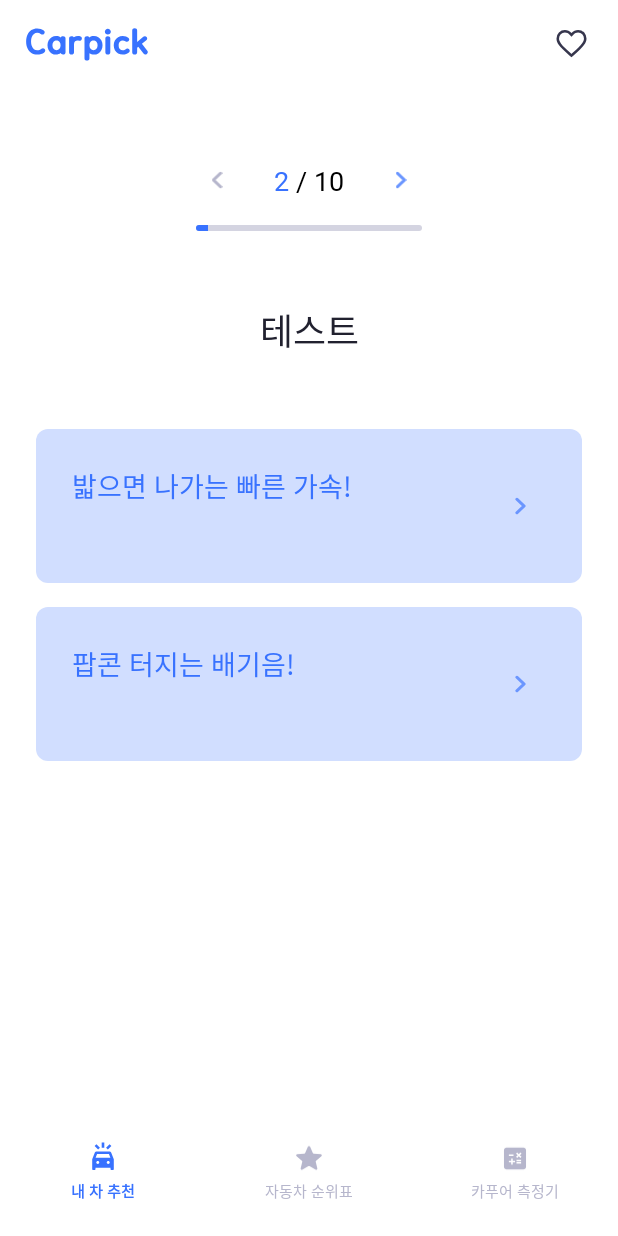
After one commit to bsideproject/17_5_android, an Android app built with Jetpack Compose: the fragment CarpickDetailQnaFragment placed in its activity, on a phone screen of 412 x 824 dp. The commit adds this screen. Run offline under Robolectric (Android 15) with nearby library versions, the phone set to English and light mode, and no system bars; our stand-ins replace Dagger/Hilt's generated code, Room's generated code; pictures from the network do not load.

Commit message:
클릭시작업중

```diff
--- /dev/null
+++ b/app/src/main/java/com/carpick/carpickapp/ClickListener.kt
@@ -0,0 +1,7 @@
+package com.carpick.carpickapp
+
+import com.carpick.carpickapp.model.TestModel
+
+interface ClickListener {
+    fun click(item : TestModel)
+}
--- a/app/src/main/java/com/carpick/carpickapp/model/TestModel.kt
+++ b/app/src/main/java/com/carpick/carpickapp/model/TestModel.kt
@@ -2,10 +2,11 @@ package com.carpick.carpickapp.model
 
 import androidx.room.Entity
 import androidx.room.PrimaryKey
+import java.io.Serializable
 
 @Entity(tableName = "wish_list_car")
 data class TestModel(
     @PrimaryKey
     val id : Int,
     val testData : String = "test"
-)
+) :Serializable
--- /dev/null
+++ b/app/src/main/java/com/carpick/carpickapp/screen/fragment/CarpickDetailQnaFragment.kt
@@ -0,0 +1,130 @@
+package com.carpick.carpickapp.screen.fragment
+
+import android.os.Bundle
+import android.util.Log
+import android.view.LayoutInflater
+import android.view.View
+import android.view.ViewGroup
+import androidx.activity.addCallback
+import com.carpick.carpickapp.ClickListener
+import com.carpick.carpickapp.databinding.FragmentCarpickDetailQnaBinding
+import com.carpick.carpickapp.model.TestModel
+import com.carpick.carpickapp.ui.adapter.AnswerLessAdapter
+import com.carpick.carpickapp.util.setOnSingleClickListener
+
+
+class CarpickDetailQnaFragment : BaseFragment<FragmentCarpickDetailQnaBinding>() {
+    private var nowPage = 2
+    private var totalPage = 10 // api 나오면 수정
+    private var answerLessAdapter: AnswerLessAdapter? = null
+    private var testResult = ArrayList<ArrayList<TestModel>>()
+    private var testModel1 = ArrayList<TestModel>()
+    private var testModel2 = ArrayList<TestModel>()
+    private var testModel3 = ArrayList<TestModel>()
+
+    private var answerPage = arrayListOf<Int>()
+    override fun onViewCreated(view: View, savedInstanceState: Bundle?) {
+        super.onViewCreated(view, savedInstanceState)
+
+        initView()
+        initListener()
+    }
+
+    private fun initView() {
+        testModel1.add(TestModel(id=1, testData = "밟으면 나가는 빠른 가속!"))
+        testModel1.add(TestModel(id=2, testData = "팝콘 터지는 배기음!"))
+
+        testModel2.add(TestModel(id=3, testData = "시내 주행"))
+        testModel2.add(TestModel(id=4, testData = "장거리 운행"))
+
+        testModel3.add(TestModel(id=3, testData = "시내 주행1"))
+        testModel3.add(TestModel(id=4, testData = "장거리 운행1"))
+
+        testResult.add(testModel1)
+        testResult.add(testModel2)
+        testResult.add(testModel3)
+
+        binding.run {
+            answerLessAdapter = AnswerLessAdapter()
+            rvAnswer.adapter = answerLessAdapter
+            answerLessAdapter?.submitList(testModel1)
+
+            roundProgressBar.progress = totalPage / nowPage
+            tvNowQnaPos.text = "$nowPage "
+
+            answerPage.add(nowPage)
+            answerLessAdapter?.setClickListener(object : ClickListener {
+                override fun click(item: TestModel) {
+                    nowPage++
+
+                    tvNowQnaPos.text = "$nowPage "
+
+                    val progressBarValue = nowPage * 100 / totalPage
+                    roundProgressBar.progress = progressBarValue
+
+                    if(nowPage == 3) {
+                        answerLessAdapter?.test(answerPage, nowPage)
+                        answerLessAdapter?.submitList(testResult[1])
+                    }else if(nowPage == 4){
+                        answerLessAdapter?.test(answerPage, nowPage)
+                        answerLessAdapter?.submitList(testResult[2])
+                    }else{}
+                }
+            })
+        }
+    }
+
+    private fun initListener() {
+        binding.run {
+            requireActivity().onBackPressedDispatcher.addCallback(viewLifecycleOwner) {
+                if(nowPage > 2) {
+                    nowPage--
+                    val progressBarValue = nowPage * 100 / totalPage
+                    roundProgressBar.progress = progressBarValue
+
+
+                    tvNowQnaPos.text = "$nowPage "
+                    if(nowPage == 3) {
+                        answerLessAdapter?.test(answerPage, nowPage)
+                        answerLessAdapter?.submitList(testResult[1])
+                    }else if(nowPage == 2){
+                        answerLessAdapter?.test(answerPage, nowPage)
+                        answerLessAdapter?.submitList(testResult[0])
+                    }else{}
+                }else {
+                    val fragmentManager = requireActivity().supportFragmentManager
+
+                    fragmentManager.popBackStackImmediate()
+                }
+            }
+
+
+            btnNext.setOnSingleClickListener {
+                if (nowPage < totalPage) {
+                    nowPage++
+                    tvNowQnaPos.text = "$nowPage "
+
+                    val progressBarValue = nowPage * 100 / totalPage
+                    roundProgressBar.progress = progressBarValue
+                }
+            }
+
+            btnPrev.setOnSingleClickListener {
+                if (nowPage > 1) {
+                    nowPage--
+                    tvNowQnaPos.text = "$nowPage "
+
+                    val progressBarValue = nowPage * 100 / totalPage
+                    roundProgressBar.progress = progressBarValue
+
+                }
+            }
+        }
+    }
+    override fun inflateBinding(
+        inflater: LayoutInflater,
+        container: ViewGroup?
+    ): FragmentCarpickDetailQnaBinding {
+        return FragmentCarpickDetailQnaBinding.inflate(layoutInflater)
+    }
+}
--- /dev/null
+++ b/app/src/main/java/com/carpick/carpickapp/ui/adapter/AnswerLessAdapter.kt
@@ -0,0 +1,126 @@
+package com.carpick.carpickapp.ui.adapter
+
+import android.annotation.SuppressLint
+import android.content.res.ColorStateList
+import android.util.Log
+import android.view.LayoutInflater
+import android.view.ViewGroup
+import androidx.core.content.ContextCompat
+import androidx.recyclerview.widget.DiffUtil
+import androidx.recyclerview.widget.ListAdapter
+import androidx.recyclerview.widget.RecyclerView
+import com.carpick.carpickapp.ClickListener
+import com.carpick.carpickapp.R
+import com.carpick.carpickapp.databinding.ItemLessAnswerBinding
+import com.carpick.carpickapp.model.TestModel
+
+class AnswerLessAdapter : ListAdapter<TestModel, AnswerLessAdapter.AnswerViewHolder>(
+    object : DiffUtil.ItemCallback<TestModel>() {
+        override fun areItemsTheSame(oldItem: TestModel, newItem: TestModel): Boolean {
+            return oldItem == newItem
+        }
+
+        @SuppressLint("DiffUtilEquals")
+        override fun areContentsTheSame(oldItem: TestModel, newItem: TestModel): Boolean {
+            return oldItem == newItem
+        }
+    }
+) {
+
+    private var listener: ClickListener? = null
+
+    override fun onCreateViewHolder(parent: ViewGroup, viewType: Int): AnswerViewHolder {
+        return AnswerViewHolder(
+            ItemLessAnswerBinding.inflate(LayoutInflater.from(parent.context), parent, false)
+        )
+    }
+
+    override fun onBindViewHolder(holder: AnswerViewHolder, position: Int) {
+        holder.bind(getItem(position))
+    }
+
+    fun clearSelection() {
+        val previousSelectedPosition = selectedPosition
+        selectedPosition = RecyclerView.NO_POSITION
+        notifyItemChanged(previousSelectedPosition)
+    }
+
+    private var answerPage = arrayListOf<Int>()
+    private var nowPage = -1
+    fun test(answerPage : ArrayList<Int>, nowPage: Int) {
+        this.answerPage = answerPage
+        this.nowPage = nowPage
+    }
+    fun setClickListener(param: ClickListener) {
+        listener = param
+    }
+
+    private var selectedPosition = RecyclerView.NO_POSITION
+
+    inner class AnswerViewHolder(
+        private val binding: ItemLessAnswerBinding
+    ) : RecyclerView.ViewHolder(binding.root) {
+        private var item: TestModel? = null
+
+        init {
+            binding.root.setOnClickListener {
+                val clickedPosition = adapterPosition
+
+                if (selectedPosition != RecyclerView.NO_POSITION) {
+
+                    notifyItemChanged(selectedPosition)
+                }
+
+                binding.clAnswerList.backgroundTintList = ColorStateList.valueOf(ContextCompat.getColor(binding.root.context, R.color.color_eaf0ff))
+                binding.tvAnswer.setTextColor(ContextCompat.getColor(binding.root.context, R.color.color_84abff))
+
+                // 선택된 항목의 위치 갱신
+                selectedPosition = clickedPosition
+
+                item?.let { listener?.click(it) }
+            }
+        }
+
+        fun bind(item: TestModel) {
+            this.item = item
+
+            binding.tvAnswer.text = item.testData
+
+            binding.clAnswerList.backgroundTintList = ColorStateList.valueOf(ContextCompat.getColor(binding.root.context, R.color.color_d1deff))
+            binding.tvAnswer.setTextColor(ContextCompat.getColor(binding.root.context, R.color.color_3872ff))
+
+
+            Log.e("ljy", "dd $answerPage $nowPage")
+            if(answerPage.contains(nowPage)) {
+                Log.e("ljy", "여기 $answerPage $nowPage")
+                if (adapterPosition == selectedPosition) {
+                    binding.clAnswerList.backgroundTintList = ColorStateList.valueOf(
+                        ContextCompat.getColor(
+                            binding.root.context,
+                            R.color.color_eaf0ff
+                        )
+                    )
+                    binding.tvAnswer.setTextColor(
+                        ContextCompat.getColor(
+                            binding.root.context,
+                            R.color.color_84abff
+                        )
+                    )
+                } else {
+                    binding.clAnswerList.backgroundTintList = ColorStateList.valueOf(
+                        ContextCompat.getColor(
+                            binding.root.context,
+                            R.color.color_d1deff
+                        )
+                    )
+                    binding.tvAnswer.setTextColor(
+                        ContextCompat.getColor(
+                            binding.root.context,
+                            R.color.color_3872ff
+                        )
+                    )
+                }
+            }
+        }
+    }
+}
--- /dev/null
+++ b/app/src/main/res/drawable/bg_round_d1deff_8dp.xml
@@ -0,0 +1,6 @@
+<?xml version="1.0" encoding="utf-8"?>
+<shape xmlns:android="http://schemas.android.com/apk/res/android">
+    <solid android:color="@color/color_d1deff"/>
+    <corners
+        android:radius="8dp"/>
+</shape>
--- /dev/null
+++ b/app/src/main/res/layout/fragment_carpick_detail_qna.xml
@@ -0,0 +1,134 @@
+<?xml version="1.0" encoding="utf-8"?>
+<androidx.constraintlayout.widget.ConstraintLayout xmlns:android="http://schemas.android.com/apk/res/android"
+    xmlns:app="http://schemas.android.com/apk/res-auto"
+    xmlns:tools="http://schemas.android.com/tools"
+    android:layout_width="match_parent"
+    android:layout_height="match_parent"
+    android:background="@color/white">
+
+    <include
+        android:id="@+id/title_layout"
+        layout="@layout/title_layout"
+        app:layout_constraintEnd_toEndOf="parent"
+        app:layout_constraintStart_toStartOf="parent"
+        app:layout_constraintTop_toTopOf="parent" />
+
+    <androidx.core.widget.NestedScrollView
+        android:layout_width="match_parent"
+        android:layout_height="0dp"
+        app:layout_constraintBottom_toBottomOf="parent"
+        app:layout_constraintEnd_toEndOf="parent"
+        app:layout_constraintStart_toStartOf="parent"
+        app:layout_constraintTop_toBottomOf="@id/title_layout">
+
+        <androidx.constraintlayout.widget.ConstraintLayout
+            android:layout_width="match_parent"
+            android:layout_height="wrap_content">
+
+            <androidx.constraintlayout.widget.ConstraintLayout
+                android:id="@+id/cl_qna_pos"
+                android:layout_width="wrap_content"
+                android:layout_height="wrap_content"
+                android:layout_marginTop="48dp"
+                app:layout_constraintEnd_toEndOf="parent"
+                app:layout_constraintStart_toStartOf="parent"
+                app:layout_constraintTop_toTopOf="parent">
+
+                <androidx.appcompat.widget.AppCompatImageView
+                    android:id="@+id/btn_prev"
+                    android:layout_width="0dp"
+                    android:layout_height="wrap_content"
+                    android:src="@drawable/ic_list_prev"
+                    android:paddingTop="8dp"
+                    android:paddingBottom="8dp"
+                    android:paddingStart="10dp"
+                    android:paddingEnd="10dp"
+                    app:layout_constraintDimensionRatio="24:24"
+                    app:layout_constraintStart_toStartOf="parent"
+                    app:layout_constraintTop_toTopOf="@id/tv_now_qna_pos"
+                    app:layout_constraintBottom_toBottomOf="@id/tv_now_qna_pos"/>
+
+                <androidx.appcompat.widget.AppCompatTextView
+                    android:id="@+id/tv_now_qna_pos"
+                    android:layout_width="wrap_content"
+                    android:layout_height="wrap_content"
+                    android:layout_marginStart="24dp"
+                    android:fontFamily="@font/pretendard_bold"
+                    android:text="1 "
+                    android:textColor="@color/color_3872ff"
+                    android:textSize="18dp"
+                    app:layout_constraintTop_toTopOf="parent"
+                    app:layout_constraintBottom_toBottomOf="parent"
+                    app:layout_constraintStart_toEndOf="@id/btn_prev" />
+
+                <androidx.appcompat.widget.AppCompatTextView
+                    android:id="@+id/tv_total_qna_pos"
+                    android:layout_width="wrap_content"
+                    android:layout_height="wrap_content"
+                    android:fontFamily="@font/pretendard_bold"
+                    android:text="/ 10"
+                    android:textColor="@color/black"
+                    android:textSize="18dp"
+                    app:layout_constraintBottom_toBottomOf="@id/tv_now_qna_pos"
+                    app:layout_constraintStart_toEndOf="@id/tv_now_qna_pos"
+                    app:layout_constraintTop_toTopOf="@id/tv_now_qna_pos" />
+
+                <androidx.appcompat.widget.AppCompatImageView
+                    android:id="@+id/btn_next"
+                    android:layout_width="0dp"
+                    android:layout_height="wrap_content"
+                    android:layout_marginStart="24dp"
+                    android:src="@drawable/ic_list_next"
+                    android:paddingTop="8dp"
+                    android:paddingBottom="8dp"
+                    android:paddingStart="10dp"
+                    android:paddingEnd="10dp"
+                    app:layout_constraintBottom_toBottomOf="@id/btn_prev"
+                    app:layout_constraintDimensionRatio="24:24"
+                    app:layout_constraintStart_toEndOf="@id/tv_total_qna_pos"
+                    app:layout_constraintTop_toTopOf="@id/btn_prev" />
+            </androidx.constraintlayout.widget.ConstraintLayout>
+
+            <ProgressBar
+                android:id="@+id/roundProgressBar"
+                style="?android:attr/progressBarStyleHorizontal"
+                android:layout_width="0dp"
+                android:layout_height="4dp"
+                android:layout_marginTop="16dp"
+                android:progress="10"
+                android:progressDrawable="@drawable/background_progress"
+                app:layout_constraintEnd_toEndOf="@id/cl_qna_pos"
+                app:layout_constraintStart_toStartOf="@id/cl_qna_pos"
+                app:layout_constraintTop_toBottomOf="@id/cl_qna_pos" />
+
+            <androidx.appcompat.widget.AppCompatTextView
+                android:id="@+id/tv_qna_title"
+                android:layout_width="wrap_content"
+                android:layout_height="wrap_content"
+                android:layout_marginTop="48dp"
+                android:fontFamily="@font/pretendard_bold"
+                android:text="테스트"
+                android:textColor="@color/color_21212f"
+                android:textSize="24dp"
+                app:layout_constraintEnd_toEndOf="parent"
+                app:layout_constraintStart_toStartOf="parent"
+                app:layout_constraintTop_toBottomOf="@id/roundProgressBar" />
+
+            <androidx.recyclerview.widget.RecyclerView
+                android:id="@+id/rv_answer"
+                android:layout_width="match_parent"
+                android:layout_height="match_parent"
+                android:layout_marginStart="24dp"
+                android:layout_marginTop="32dp"
+                android:layout_marginEnd="24dp"
+                android:layout_marginBottom="52dp"
+                android:nestedScrollingEnabled="false"
+                app:layoutManager="androidx.recyclerview.widget.LinearLayoutManager"
+                app:layout_constraintBottom_toBottomOf="parent"
+                app:layout_constraintEnd_toEndOf="parent"
+                app:layout_constraintStart_toStartOf="parent"
+                app:layout_constraintTop_toBottomOf="@id/tv_qna_title"
+                tools:listitem="@layout/item_less_answer" />
+        </androidx.constraintlayout.widget.ConstraintLayout>
+    </androidx.core.widget.NestedScrollView>
+</androidx.constraintlayout.widget.ConstraintLayout>
--- /dev/null
+++ b/app/src/main/res/layout/item_less_answer.xml
@@ -0,0 +1,62 @@
+<?xml version="1.0" encoding="utf-8"?>
+<androidx.constraintlayout.widget.ConstraintLayout
+    android:id="@+id/cl_answer_list"
+    xmlns:android="http://schemas.android.com/apk/res/android"
+    xmlns:tools="http://schemas.android.com/tools"
+    xmlns:app="http://schemas.android.com/apk/res-auto"
+    android:layout_width="match_parent"
+    android:layout_height="wrap_content"
+    android:background="@drawable/bg_round_d1deff_8dp"
+    android:layout_marginTop="16dp">
+
+    <androidx.constraintlayout.widget.ConstraintLayout
+        android:id="@+id/cl_title"
+        android:layout_width="0dp"
+        android:layout_height="wrap_content"
+        android:layout_marginTop="24dp"
+        android:layout_marginStart="24dp"
+        android:layout_marginBottom="24dp"
+        android:layout_marginEnd="8dp"
+        app:layout_constraintEnd_toStartOf="@+id/iv_arrow"
+        app:layout_constraintBottom_toBottomOf="parent"
+        app:layout_constraintTop_toTopOf="parent"
+        app:layout_constraintStart_toStartOf="parent">
+    <androidx.appcompat.widget.AppCompatTextView
+        android:id="@+id/tv_answer"
+        android:layout_width="wrap_content"
+        android:layout_height="wrap_content"
+        tools:text="시내주행"
+        android:textSize="18dp"
+        android:textColor="@color/color_3872ff"
+        android:fontFamily="@font/pretendard_bold"
+        app:layout_constraintTop_toTopOf="parent"
+        app:layout_constraintStart_toStartOf="parent"/>
+
+    <androidx.appcompat.widget.AppCompatTextView
+        android:id="@+id/tv_sub_title"
+        android:layout_width="wrap_content"
+        android:layout_height="wrap_content"
+        tools:text="단거리 출퇴근, 아이 등하교 등"
+        android:textSize="14dp"
+        android:fontFamily="@font/pretendard_regular"
+        android:textColor="@color/color_84abff"
+        android:layout_marginTop="8dp"
+        app:layout_constraintTop_toBottomOf="@id/tv_answer"
+        app:layout_constraintStart_toStartOf="@id/tv_answer"/>
+
+    </androidx.constraintlayout.widget.ConstraintLayout>
+
+    <androidx.appcompat.widget.AppCompatImageView
+        android:id="@+id/iv_arrow"
+        android:layout_width="wrap_content"
+        android:layout_height="wrap_content"
+        android:src="@drawable/ic_list_next"
+        android:paddingTop="10dp"
+        android:paddingBottom="10dp"
+        android:paddingStart="13dp"
+        android:paddingEnd="13dp"
+        android:layout_marginEnd="24dp"
+        app:layout_constraintEnd_toEndOf="parent"
+        app:layout_constraintTop_toTopOf="@id/cl_title"
+        app:layout_constraintBottom_toBottomOf="@id/cl_title"/>
+</androidx.constraintlayout.widget.ConstraintLayout>
--- a/app/src/main/res/values/colors.xml
+++ b/app/src/main/res/values/colors.xml
@@ -14,4 +14,6 @@
     <color name="color_36364d">#36364D</color>
     <color name="color_d4d4e1">#d4d4e1</color>
     <color name="color_6b96ff">#6b96ff</color>
+    <color name="color_84abff">#8fabff</color>
+    <color name="color_eaf0ff">#EAF0FF</color>
 </resources>
```
Also changed, not shown: app/src/main/java/com/carpick/carpickapp/screen/fragment/CarpickBudgetQnaFragment.kt (added, +107 -0 lines), app/src/main/java/com/carpick/carpickapp/screen/fragment/CarpickQnAFragment.kt (deleted, +0 -89 lines), app/src/main/java/com/carpick/carpickapp/screen/fragment/UserInfoQnAFragment.kt (+26 -15 lines), app/src/main/java/com/carpick/carpickapp/ui/adapter/AnswerAdapter.kt (+10 -4 lines).
